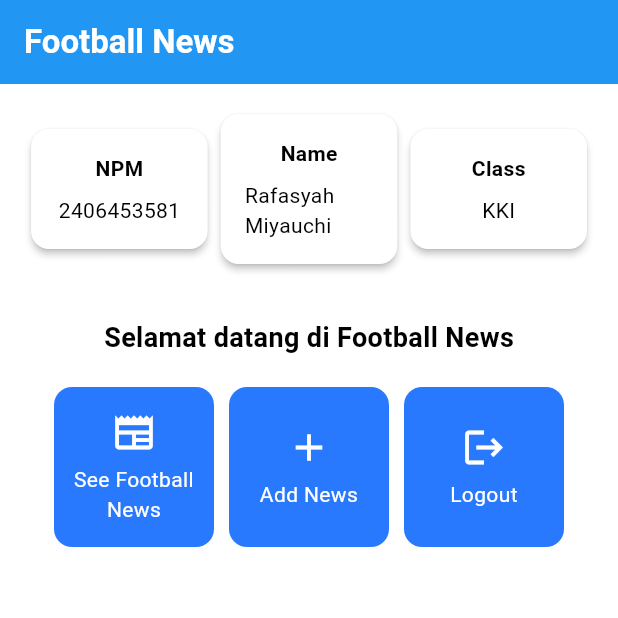
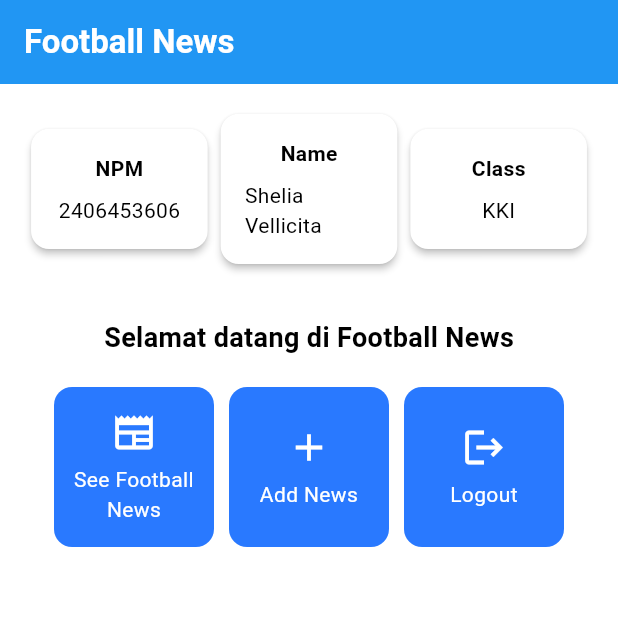
Before and after one commit to kerangleeya/football-news-mobile, a Flutter app: the screen it shows after launch, on a phone screen of 412 x 824 dp, the top half of it. Run offline on Flutter 3.47's test engine with Material 3 defaults, Android fonts, the phone set to English and light mode, and no system bars.

Commit message:
Finishing tutorial 6

```diff
--- a/lib/menu.dart
+++ b/lib/menu.dart
@@ -2,8 +2,8 @@ import 'package:flutter/material.dart';
 
 class MyHomePage extends StatelessWidget {
   MyHomePage({super.key}); //sudah ada pada code sebelumnya
-  final String nama = "Rafasyah Miyauchi"; // Name
-  final String npm = "2406453581"; // NPM
+  final String nama = "Shelia Vellicita"; // Name
+  final String npm = "2406453606"; // NPM
   final String kelas = "KKI"; // Class
 
   final List<ItemHomepage> items = [
```
